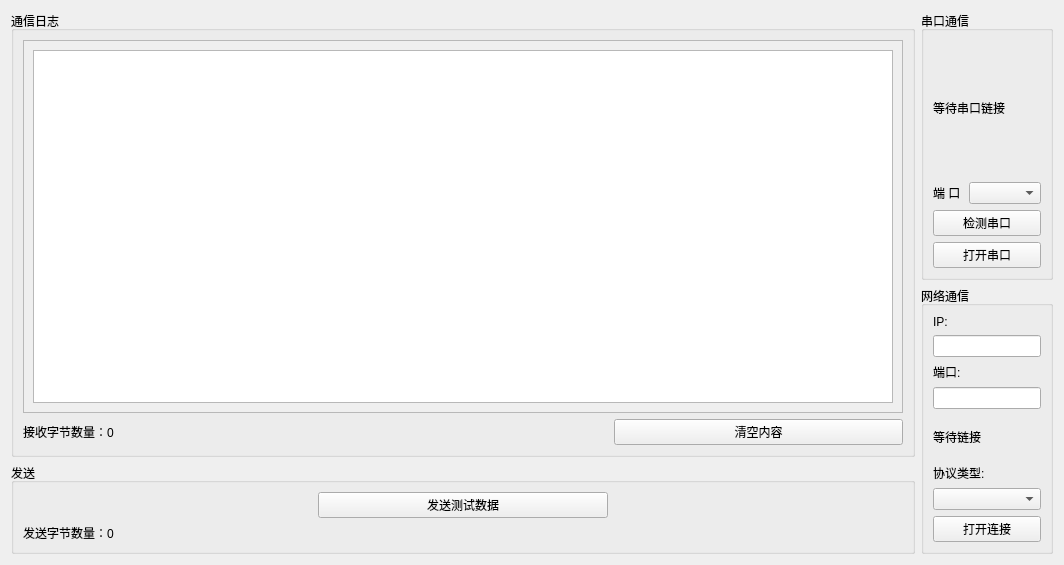
kikiYang03/SerialPortAssistant, file src/Serialport/serialport.ui: the form before one commit.
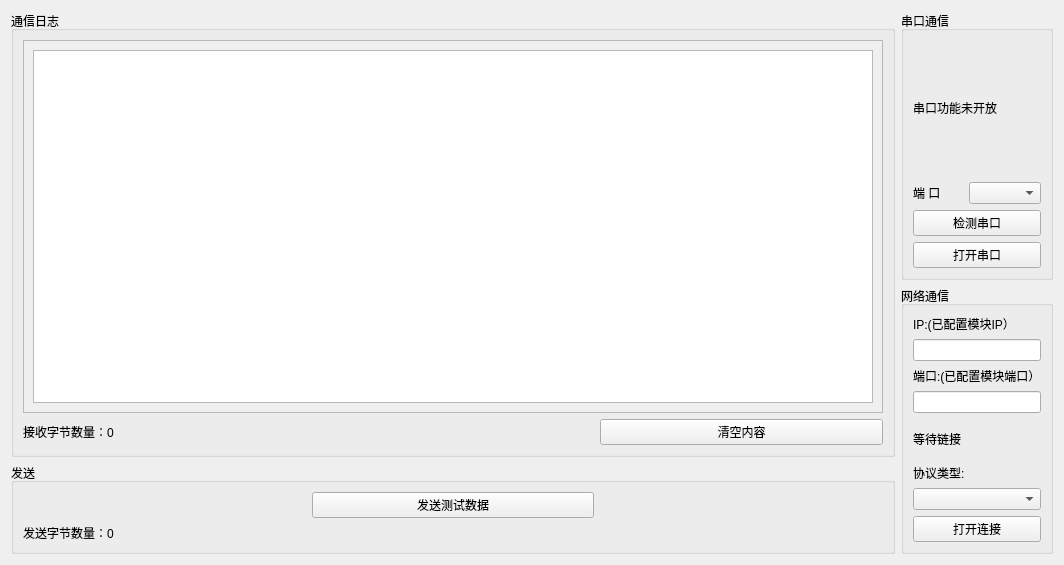
The form after the commit.

Commit message: 固定IP为模块IP版本

The edit to the form file:
```diff
--- a/src/Serialport/serialport.ui
+++ b/src/Serialport/serialport.ui
@@ -158,7 +158,7 @@
         <item>
          <widget class="QLabel" name="lblPortState">
           <property name="text">
-           <string>等待串口链接</string>
+           <string>串口功能未开放</string>
           </property>
          </widget>
         </item>
@@ -212,7 +212,7 @@
           <item>
            <widget class="QLabel" name="label_3">
             <property name="text">
-             <string>IP:</string>
+             <string>IP:(已配置模块IP）</string>
             </property>
            </widget>
           </item>
@@ -222,7 +222,7 @@
           <item>
            <widget class="QLabel" name="label_4">
             <property name="text">
-             <string>端口:</string>
+             <string>端口:(已配置模块端口）</string>
             </property>
            </widget>
           </item>
```
The commit also changes 22 other files.
